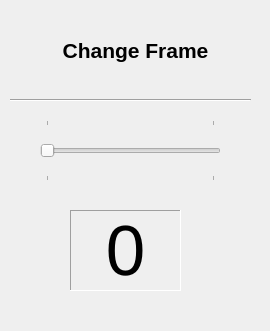
First picture: the form in GUI/changeframewidget.ui, repository JianchengZh/learning-image-processing, before the edit.
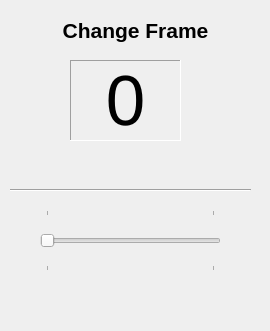
Second picture: the form after the edit.

What changed in the file:
```diff
--- a/GUI/changeframewidget.ui
+++ b/GUI/changeframewidget.ui
@@ -17,7 +17,7 @@
    <property name="geometry">
     <rect>
      <x>0</x>
-     <y>30</y>
+     <y>10</y>
      <width>271</width>
      <height>41</height>
     </rect>
@@ -40,7 +40,7 @@
    <property name="geometry">
     <rect>
      <x>40</x>
-     <y>120</y>
+     <y>210</y>
      <width>181</width>
      <height>61</height>
     </rect>
@@ -82,7 +82,7 @@
    <property name="geometry">
     <rect>
      <x>10</x>
-     <y>90</y>
+     <y>180</y>
      <width>241</width>
      <height>20</height>
     </rect>
@@ -95,7 +95,7 @@
    <property name="geometry">
     <rect>
      <x>70</x>
-     <y>210</y>
+     <y>60</y>
      <width>111</width>
      <height>81</height>
     </rect>
```
